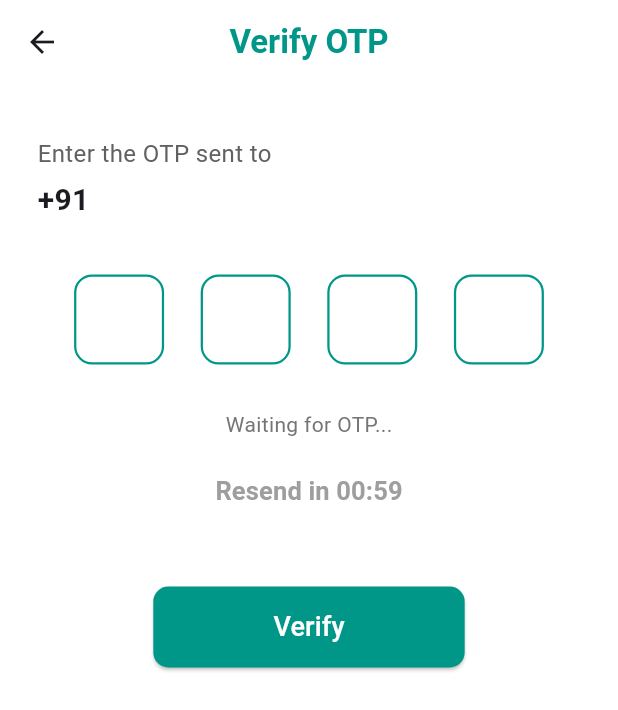
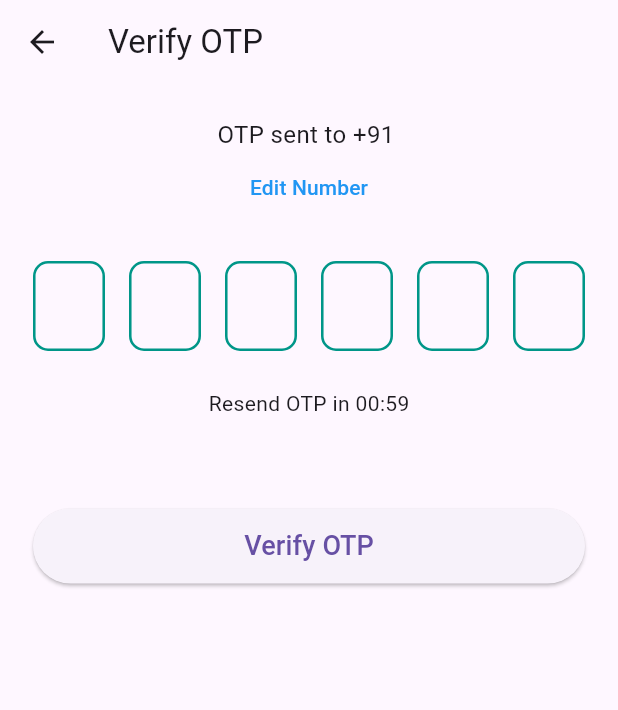
Before and after one commit to Manojarya0207/Resonate-App-Demo, a Flutter app: the OTPScreen screen opened directly with empty values, on a phone screen of 412 x 824 dp. Shown: the top 710 px of the screen. Run offline on Flutter 3.47's test engine with Material 3 defaults, Android fonts, the phone set to English and light mode, and no system bars.

```diff
--- a/lib/otp_screen.dart
+++ b/lib/otp_screen.dart
@@ -1,5 +1,5 @@
+import 'package:flutter/material.dart';
 import 'dart:async';
-import 'package:flutter/material.dart';
 import 'home_screen.dart';
 
 class OTPScreen extends StatefulWidget {
@@ -10,233 +10,268 @@ class OTPScreen extends StatefulWidget {
   State<OTPScreen> createState() => _OTPScreenState();
 }
 
-class _OTPScreenState extends State<OTPScreen> {
-  List<TextEditingController> otpControllers =
-      List.generate(4, (index) => TextEditingController());
+class _OTPScreenState extends State<OTPScreen>
+    with SingleTickerProviderStateMixin {
 
-  List<FocusNode> focusNodes =
-      List.generate(4, (index) => FocusNode());
+  final String correctOtp = "123456";
+  List<TextEditingController> controllers =
+      List.generate(6, (index) => TextEditingController());
 
-  final String dummyOtp = "1234";
-
-  int secondsRemaining = 60;
-  bool enableResend = false;
+  bool isLoading = false;
+  bool otpVerified = false;
+  int seconds = 60;
   Timer? timer;
 
-  bool isLoading = false;
+  late AnimationController successController;
+  late Animation<double> successScale;
 
   @override
   void initState() {
     super.initState();
     startTimer();
+
+    successController = AnimationController(
+      vsync: this,
+      duration: Duration(milliseconds: 700),
+    );
+
+    successScale = CurvedAnimation(
+      parent: successController,
+      curve: Curves.easeOutBack,
+    );
   }
 
+  // ---------------------------------------------------------
+  // TIMER
+  // ---------------------------------------------------------
   void startTimer() {
-    setState(() {
-      secondsRemaining = 60;
-      enableResend = false;
-    });
+    timer?.cancel();
+    seconds = 60;
 
-    timer?.cancel();
-
-    timer = Timer.periodic(Duration(seconds: 1), (timer) {
-      if (secondsRemaining > 0) {
-        setState(() => secondsRemaining--);
+    timer = Timer.periodic(Duration(seconds: 1), (t) {
+      if (seconds == 0) {
+        t.cancel();
       } else {
-        setState(() => enableResend = true);
-        timer.cancel();
+        setState(() => seconds--);
       }
     });
   }
 
-  @override
-  void dispose() {
-    timer?.cancel();
-    for (var c in otpControllers) {
-      c.dispose();
-    }
-    super.dispose();
+  // ---------------------------------------------------------
+  // OTP COLLECTOR
+  // ---------------------------------------------------------
+  String getEnteredOtp() {
+    return controllers.map((c) => c.text).join();
   }
 
-  String getOtp() {
-    return otpControllers.map((e) => e.text).join();
+  // ---------------------------------------------------------
+  // OTP VERIFY + WHATSAPP TRANSITION
+  // ---------------------------------------------------------
+  void verifyOtp() async {
+    setState(() => isLoading = true);
+
+    await Future.delayed(Duration(seconds: 1));
+
+    if (getEnteredOtp() == correctOtp) {
+      setState(() {
+        otpVerified = true;
+        isLoading = false;
+      });
+
+      successController.forward();
+
+      await Future.delayed(Duration(milliseconds: 700));
+
+      // WHATSAPP STYLE SLIDE + OPACITY TRANSITION
+      Navigator.pushReplacement(
+        context,
+        PageRouteBuilder(
+          transitionDuration: Duration(milliseconds: 450),
+          pageBuilder: (_, animation, __) {
+            return FadeTransition(
+              opacity: animation,
+              child: SlideTransition(
+                position: Tween<Offset>(
+                  begin: Offset(0.06, 0),
+                  end: Offset.zero,
+                ).animate(CurvedAnimation(
+                    parent: animation, curve: Curves.easeOut)),
+                child: HomeScreen(),
+              ),
+            );
+          },
+        ),
+      );
+    } else {
+      setState(() => isLoading = false);
+      ScaffoldMessenger.of(context)
+          .showSnackBar(SnackBar(content: Text("Incorrect OTP")));
+    }
   }
 
-  Widget otpBox(int index) {
+  // ---------------------------------------------------------
+  // EDIT PHONE NUMBER BOTTOM SHEET
+  // ---------------------------------------------------------
+  void openPhoneEdit() {
+    showModalBottomSheet(
+      context: context,
+      backgroundColor: Colors.white,
+      shape: RoundedRectangleBorder(
+        borderRadius: BorderRadius.vertical(top: Radius.circular(20)),
+      ),
+      builder: (_) {
+        TextEditingController numberController =
+            TextEditingController(text: widget.phone);
+
+        return Padding(
+          padding: EdgeInsets.all(20),
+          child: Column(
+            mainAxisSize: MainAxisSize.min,
+            children: [
+              Text("Edit Phone Number",
+                  style: TextStyle(fontSize: 18, fontWeight: FontWeight.bold)),
+              SizedBox(height: 15),
+              TextField(
+                controller: numberController,
+                keyboardType: TextInputType.phone,
+                decoration: InputDecoration(
+                  border: OutlineInputBorder(),
+                  labelText: "Phone Number",
+                  prefixText: "+91 ",
+                ),
+              ),
+              SizedBox(height: 15),
+              ElevatedButton(
+                onPressed: () {
+                  Navigator.pop(context);
+                  Navigator.pop(context); // Go back to Login screen
+                },
+                child: Text("Update & Go Back"),
+              )
+            ],
+          ),
+        );
+      },
+    );
+  }
+
+  // ---------------------------------------------------------
+  // OTP INPUT BOX BUILDER
+  // ---------------------------------------------------------
+  Widget buildOtpBox(int index) {
     return Container(
-      width: 60,
+      width: 48,
       height: 60,
       decoration: BoxDecoration(
-        border: Border.all(color: Colors.teal, width: 1.5),
-        borderRadius: BorderRadius.circular(12),
+        border: Border.all(color: Colors.teal, width: 1.7),
+        borderRadius: BorderRadius.circular(10),
       ),
       child: TextField(
-        controller: otpControllers[index],
-        focusNode: focusNodes[index],
+        controller: controllers[index],
         keyboardType: TextInputType.number,
         textAlign: TextAlign.center,
-        style: TextStyle(fontSize: 22, fontWeight: FontWeight.bold),
         maxLength: 1,
-        decoration: InputDecoration(
-          counterText: "",
-          border: InputBorder.none,
-        ),
-        onChanged: (value) {
-          if (value.isNotEmpty && index < 3) {
-            FocusScope.of(context).requestFocus(focusNodes[index + 1]);
-          }
-          if (index == 3 && value.isNotEmpty) {
-            FocusScope.of(context).unfocus();
+        onChanged: (v) {
+          if (v.isNotEmpty && index < 5) {
+            FocusScope.of(context).nextFocus();
+          } else if (v.isEmpty && index > 0) {
+            FocusScope.of(context).previousFocus();
           }
         },
+        decoration: InputDecoration(counterText: "", border: InputBorder.none),
+        style: TextStyle(fontSize: 22),
       ),
     );
   }
 
+  // ---------------------------------------------------------
+  // DISPOSE
+  // ---------------------------------------------------------
+  @override
+  void dispose() {
+    timer?.cancel();
+    successController.dispose();
+    super.dispose();
+  }
+
+  // ---------------------------------------------------------
+  // UI
+  // ---------------------------------------------------------
   @override
   Widget build(BuildContext context) {
     return Scaffold(
-      backgroundColor: Colors.white,
+      appBar: AppBar(
+        title: Text("Verify OTP"),
+        leading: BackButton(),
+      ),
+      body: Padding(
+        padding: EdgeInsets.all(22),
+        child: Column(
+          crossAxisAlignment: CrossAxisAlignment.center,
+          children: [
+            Text("OTP sent to +91 ${widget.phone}",
+                style: TextStyle(fontSize: 16)),
 
-      appBar: AppBar(
-        backgroundColor: Colors.white,
-        elevation: 0,
-        centerTitle: true,
-        title: Text(
-          "Verify OTP",
-          style: TextStyle(
-            color: Colors.teal,
-            fontWeight: FontWeight.bold,
-          ),
-        ),
+            TextButton(
+              onPressed: openPhoneEdit,
+              child: Text("Edit Number", style: TextStyle(color: Colors.blue)),
             ),
 
-      body: Padding(
-        padding: EdgeInsets.all(25),
-        child: Column(
-          crossAxisAlignment: CrossAxisAlignment.start,
-          children: [
-            SizedBox(height: 10),
-
-            Text(
-              "Enter the OTP sent to",
-              style: TextStyle(fontSize: 16, color: Colors.grey[700]),
-            ),
-
-            SizedBox(height: 5),
-
-            Text(
-              "+91 ${widget.phone}",
-              style: TextStyle(
-                fontSize: 20,
-                fontWeight: FontWeight.bold,
-              ),
-            ),
-
-            SizedBox(height: 35),
+            SizedBox(height: 25),
 
             // OTP BOXES
             Row(
-              mainAxisAlignment: MainAxisAlignment.spaceEvenly,
-              children: [
-                otpBox(0),
-                otpBox(1),
-                otpBox(2),
-                otpBox(3),
-              ],
+              mainAxisAlignment: MainAxisAlignment.spaceBetween,
+              children: List.generate(6, (index) => buildOtpBox(index)),
             ),
 
-            SizedBox(height: 30),
+            SizedBox(height: 25),
 
-            Center(
-              child: Text(
-                enableResend ? "Didn't receive OTP?" : "Waiting for OTP...",
-                style: TextStyle(color: Colors.grey[600]),
-              ),
-            ),
-
-            SizedBox(height: 10),
-
-            // RESEND OTP BUTTON
-            Center(
-              child: TextButton(
-                onPressed: enableResend
-                    ? () {
-                        for (var controller in otpControllers) {
-                          controller.clear();
-                        }
+            // TIMER
+            seconds > 0
+                ? Text(
+                    "Resend OTP in 00:${seconds.toString().padLeft(2, '0')}",
+                    style: TextStyle(fontSize: 14),
+                  )
+                : TextButton(
+                    onPressed: () {
+                      controllers.forEach((c) => c.clear());
                       startTimer();
-                        ScaffoldMessenger.of(context).showSnackBar(
-                          SnackBar(content: Text("New OTP sent!")),
-                        );
-                      }
-                    : null,
-                child: Text(
-                  enableResend
-                      ? "Resend OTP"
-                      : "Resend in 00:${secondsRemaining.toString().padLeft(2, '0')}",
-                  style: TextStyle(
-                    color: enableResend ? Colors.teal : Colors.grey,
-                    fontSize: 17,
-                    fontWeight: FontWeight.bold,
-                  ),
-                ),
-              ),
+                    },
+                    child: Text("Resend OTP",
+                        style: TextStyle(color: Colors.blue)),
                   ),
 
             SizedBox(height: 40),
 
+            // ✔ SUCCESS TICK
+            otpVerified
+                ? ScaleTransition(
+                    scale: successScale,
+                    child: Icon(Icons.check_circle,
+                        size: 80, color: Colors.green),
+                  )
+                : SizedBox(),
+
+            SizedBox(height: 20),
+
             // VERIFY BUTTON WITH LOADING
-            Center(
-              child: ElevatedButton(
+            ElevatedButton(
+              onPressed: isLoading ? null : verifyOtp,
               style: ElevatedButton.styleFrom(
-                  backgroundColor: Colors.teal,
-                  padding:
-                      EdgeInsets.symmetric(horizontal: 80, vertical: 14),
-                  shape: RoundedRectangleBorder(
-                    borderRadius: BorderRadius.circular(10),
+                minimumSize: Size(double.infinity, 50),
               ),
-                ),
-                onPressed: isLoading
-                    ? null
-                    : () async {
-                        setState(() => isLoading = true);
-
-                        await Future.delayed(Duration(seconds: 2));
-
-                        String otp = getOtp();
-                        setState(() => isLoading = false);
-
-                        if (otp == dummyOtp) {
-                          Navigator.pushReplacement(
-                            context,
-                            MaterialPageRoute(
-                                builder: (_) => HomeScreen()),
-                          );
-                        } else {
-                          ScaffoldMessenger.of(context).showSnackBar(
-                            SnackBar(content: Text("Incorrect OTP")),
-                          );
-                        }
-                      },
               child: isLoading
                   ? SizedBox(
-                        height: 22,
-                        width: 22,
+                      height: 25,
+                      width: 25,
                       child: CircularProgressIndicator(
-                          strokeWidth: 2.4,
+                        strokeWidth: 2.5,
                         color: Colors.white,
                       ),
                     )
-                    : Text(
-                        "Verify",
-                        style: TextStyle(
-                          fontSize: 18,
-                          color: Colors.white,
-                        ),
-                      ),
-              ),
-            ),
+                  : Text("Verify OTP", style: TextStyle(fontSize: 18)),
+            )
           ],
         ),
       ),
```
Also changed, not shown: lib/login_screen.dart (+39 -22 lines). Lines whose indentation alone changed are shown as unchanged.
